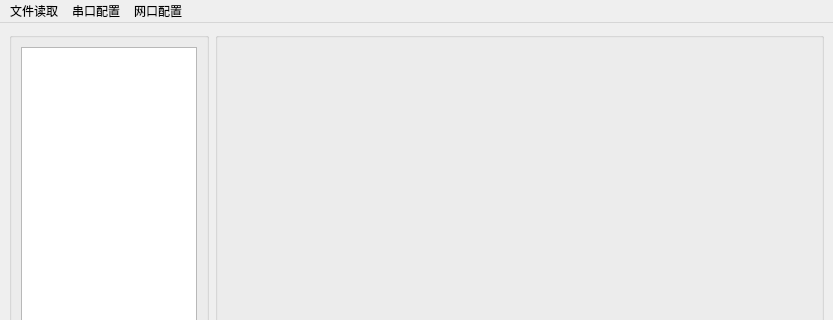
Before: the Qt Designer form mainwindow.ui in watermelonhh/visualization, drawn with Qt 5; both pictures show x 0 to 833 and y 0 to 320 of the 833 by 620 pixel window.
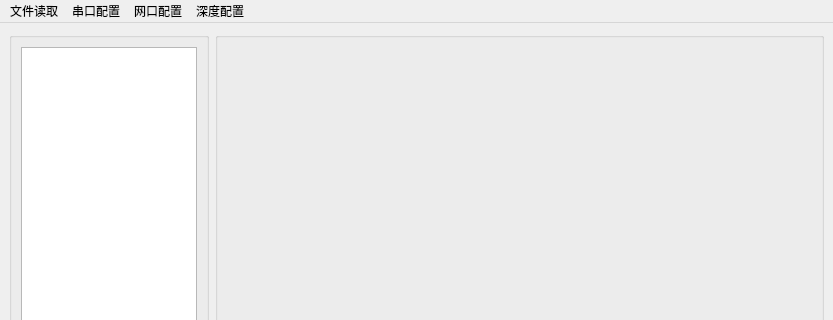
After: the same form once the commit is applied. Custom widgets are drawn as their Qt base class.

Commit message: 深度测试成功

```diff
--- a/mainwindow.ui
+++ b/mainwindow.ui
@@ -117,9 +117,15 @@
      <string>网口配置</string>
     </property>
    </widget>
+   <widget class="QMenu" name="depthmenu">
+    <property name="title">
+     <string>深度配置</string>
+    </property>
+   </widget>
    <addaction name="actionFile"/>
    <addaction name="actionSerial"/>
    <addaction name="actionNetwork"/>
+   <addaction name="depthmenu"/>
   </widget>
   <widget class="QStatusBar" name="statusbar"/>
  </widget>
```
The commit also changes 13 other files.
